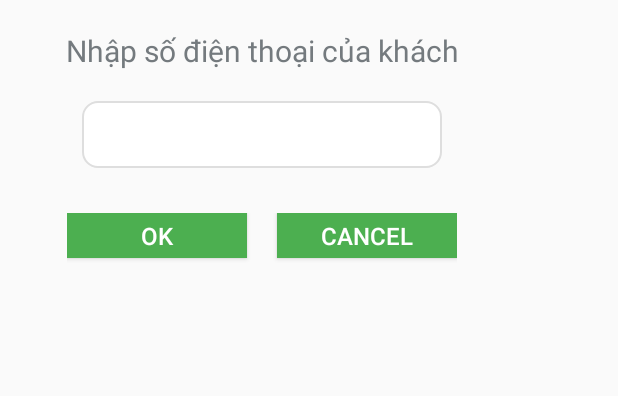
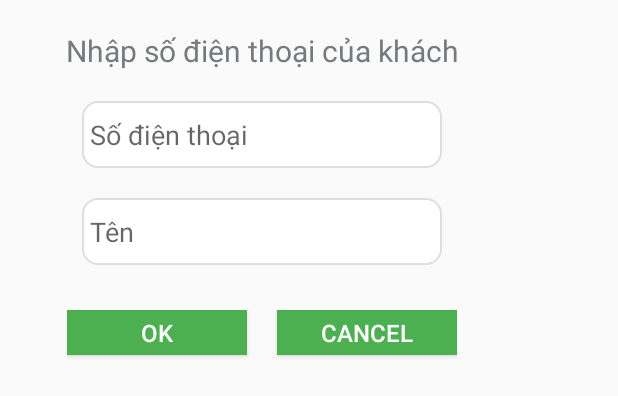
Before and after one commit to at-thanbt/travelapp, an Android app: the layout dialog_add_tourist.xml on its own in the app's theme, with its tools: preview values and no code run, on a phone screen of 412 x 824 dp. Shown: the top 396 px of the screen. Run offline under Robolectric (Android 15) with nearby library versions, the phone set to English and light mode, and no system bars.

Commit message:
add tourist infor

```diff
--- a/app/src/main/java/com/example/asiantech/travelapp/activities/RuleActivity.java
+++ b/app/src/main/java/com/example/asiantech/travelapp/activities/RuleActivity.java
@@ -6,6 +6,7 @@ import android.content.SharedPreferences;
 import android.os.Bundle;
 import android.support.annotation.Nullable;
 import android.support.v7.app.AppCompatActivity;
+import android.util.Log;
 import android.view.View;
 import android.view.Window;
 import android.widget.Button;
@@ -109,6 +110,7 @@ public class RuleActivity extends AppCompatActivity {
                     Map map = dataSnapshot.getValue(Map.class);
                     if (map.get("phone").toString().equals(phone)) {
                         mApp.setIdTour(map.get("idTour").toString());
+                        mApp.setName(map.get("name").toString());
 
                         Intent intent = new Intent(RuleActivity.this, LoginTourRistActivity.class);
                         startActivity(intent);
--- a/app/src/main/res/layout/dialog_add_tourist.xml
+++ b/app/src/main/res/layout/dialog_add_tourist.xml
@@ -1,7 +1,7 @@
 <?xml version="1.0" encoding="utf-8"?>
 <LinearLayout xmlns:android="http://schemas.android.com/apk/res/android"
     android:layout_width="@dimen/dialog_width"
-    android:layout_height="200dp"
+    android:layout_height="280dp"
     android:orientation="vertical">
 
     <TextView
@@ -22,8 +22,23 @@
         android:layout_gravity="center_horizontal"
         android:layout_height="wrap_content"
         android:paddingLeft="5dp"
-        android:layout_marginLeft="20dp"
-        android:layout_marginRight="20dp"
+        android:layout_marginLeft="10dp"
+        android:layout_marginRight="10dp"
+        android:layout_marginTop="20dp"
+        android:hint="Số điện thoại"
+        android:background="@drawable/bg_btn_contact"
+        android:paddingBottom="10dp"
+        android:paddingTop="10dp" />
+
+    <EditText
+        android:id="@+id/edtName"
+        android:layout_width="240dp"
+        android:layout_gravity="center_horizontal"
+        android:layout_height="wrap_content"
+        android:paddingLeft="5dp"
+        android:layout_marginLeft="10dp"
+        android:layout_marginRight="10dp"
+        android:hint="Tên"
         android:layout_marginTop="20dp"
         android:background="@drawable/bg_btn_contact"
         android:paddingBottom="10dp"
```
Also changed, not shown: app/src/main/java/com/example/asiantech/travelapp/activities/AddTourristActivity.java (+23 -6 lines), app/src/main/java/com/example/asiantech/travelapp/activities/App.java (+9 -0 lines).
